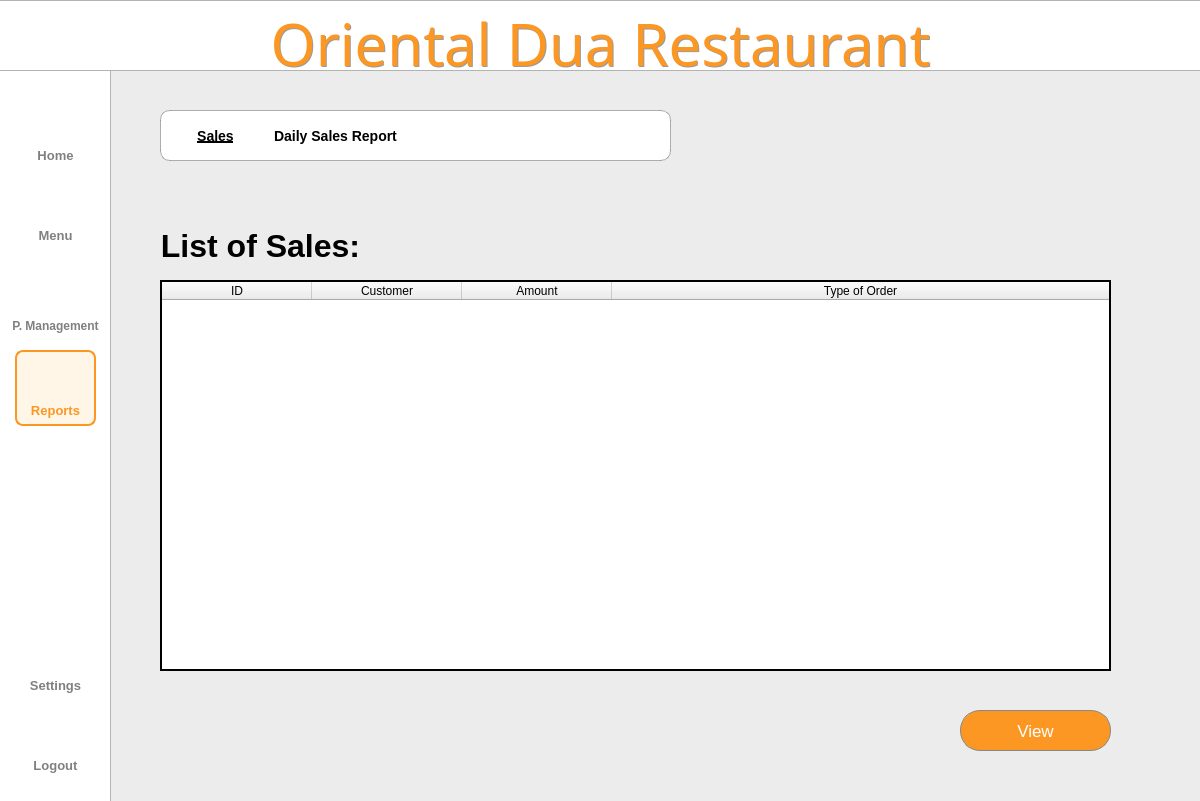
First picture: the form in Project SE/ui/reportscreen.ui, repository Patatims/CCSFEN2_Project, before the edit.
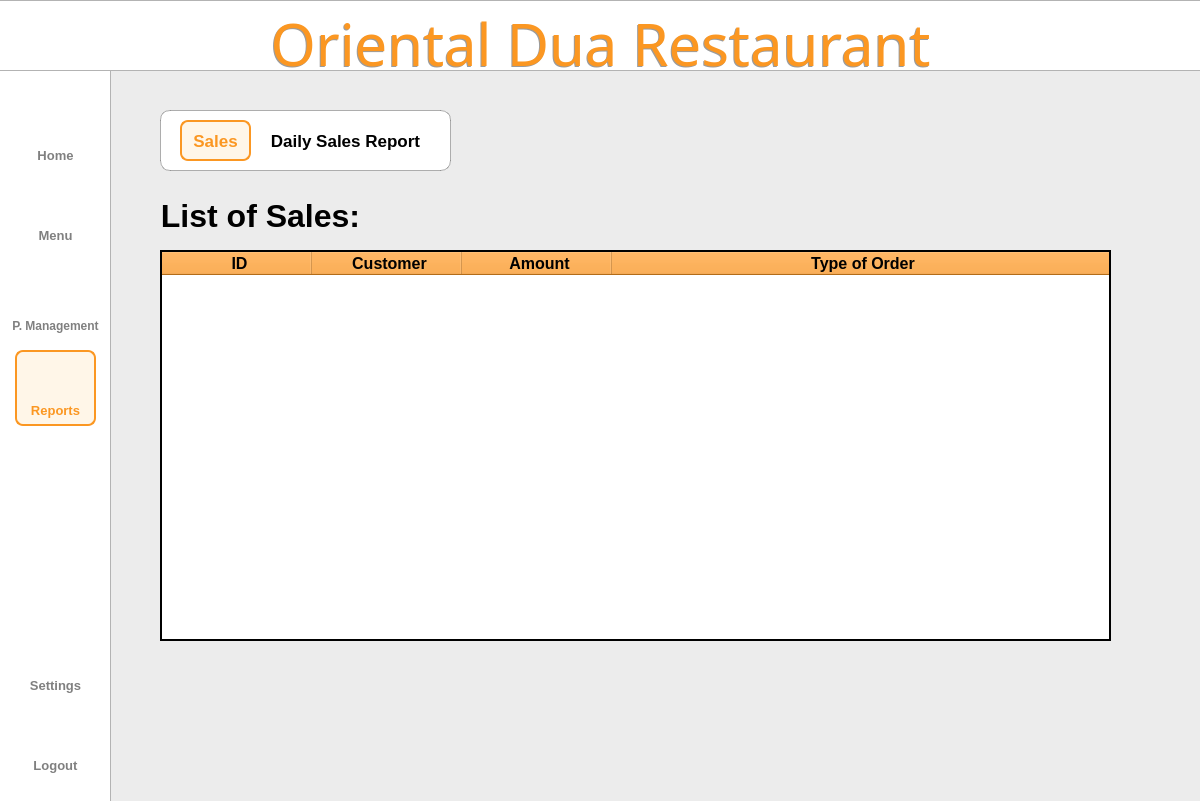
Second picture: the form after the edit. Icons and pictures are not drawn.

Diff of the .ui file:
```diff
--- a/Project SE/ui/reportscreen.ui
+++ b/Project SE/ui/reportscreen.ui
@@ -69,8 +69,8 @@
      <rect>
       <x>160</x>
       <y>110</y>
-      <width>511</width>
-      <height>51</height>
+      <width>291</width>
+      <height>61</height>
      </rect>
     </property>
     <property name="styleSheet">
@@ -537,17 +537,25 @@
       <x>180</x>
       <y>120</y>
       <width>71</width>
-      <height>31</height>
+      <height>41</height>
      </rect>
     </property>
     <property name="styleSheet">
      <string notr="true">QPushButton{
-    color: rgba(0,0,0, 1);
+	color: #FB9722;
+	background-color: rgba(255, 167, 25, 0.1);
+	border: 2px solid #FB9722;
     font-family: 'Roboto';
-    font-size: 14px;
+    font-size: 17px;
     font-weight: 500;
-	border:none;
-	text-decoration:underline;
+	border-radius:8px;
+}
+
+QPushButton:hover{
+color: #FB9722;
+border: 2px solid #FB9722;
+border-radius: 8px;
+background-color: rgba(255, 167, 25, 0.1);
 }
 </string>
     </property>
@@ -558,20 +566,28 @@
    <widget class="QPushButton" name="DSRbtn">
     <property name="geometry">
      <rect>
-      <x>260</x>
+      <x>270</x>
       <y>120</y>
       <width>151</width>
-      <height>31</height>
+      <height>41</height>
      </rect>
     </property>
     <property name="styleSheet">
      <string notr="true">QPushButton{
-    color: rgba(0,0,0, 1);
+    color: #000000;;
     font-family: 'Roboto';
-    font-size: 14px;
+    font-size: 17px;
     font-weight: 500;
 	border:none;
 }
+
+QPushButton:hover{
+color: #FB9722;
+background-color: #FB9722;
+border: 2px solid #FB9722;
+border-radius: 8px;
+background-color: rgba(255, 167, 25, 0.1);
+}
 </string>
     </property>
     <property name="text">
@@ -582,7 +598,7 @@
     <property name="geometry">
      <rect>
       <x>160</x>
-      <y>220</y>
+      <y>190</y>
       <width>201</width>
       <height>51</height>
      </rect>
@@ -606,11 +622,25 @@
     <property name="geometry">
      <rect>
       <x>160</x>
-      <y>280</y>
+      <y>250</y>
       <width>951</width>
       <height>391</height>
      </rect>
     </property>
+    <property name="styleSheet">
+     <string notr="true">::item:hover {
+    background-color: #FB9722; 
+}
+QTableWidget#tableWidget QHeaderView::section {
+	font-family: 'Inter';
+	font-size: 16px;
+	font-weight: bold;
+	background-color: #FB9722; 
+	color: black; 
+	padding-left: 5px;
+}       
+</string>
+    </property>
     <property name="frameShape">
      <enum>QFrame::WinPanel</enum>
     </property>
@@ -665,37 +695,6 @@
      </property>
     </column>
    </widget>
-   <widget class="QPushButton" name="viewbtn">
-    <property name="geometry">
-     <rect>
-      <x>960</x>
-      <y>710</y>
-      <width>151</width>
-      <height>41</height>
-     </rect>
-    </property>
-    <property name="styleSheet">
-     <string notr="true">QPushButton{
-	color: #FFFFFF;
-    background-color: #FB9722;
-    border: 1px solid #888888;
-    border-radius: 20px;
-	font-family: 'Inter';
-    font-size: 17px;
-    font-weight: 400;
-}
-QPushButton:hover {
-	background-color: rgb(255, 167, 25);
-}
-
-QPushButton:pressed {
- 	background-color: #FB9722;
-}</string>
-    </property>
-    <property name="text">
-     <string>View</string>
-    </property>
-   </widget>
    <widget class="QLabel" name="label_2">
     <property name="geometry">
      <rect>
@@ -719,7 +718,7 @@
    <widget class="QLabel" name="title_3">
     <property name="geometry">
      <rect>
-      <x>1</x>
+      <x>-1</x>
       <y>11</y>
       <width>1201</width>
       <height>71</height>
@@ -746,6 +745,25 @@
      <bool>true</bool>
     </property>
    </widget>
+   <widget class="QLabel" name="whitebgshadow">
+    <property name="geometry">
+     <rect>
+      <x>161</x>
+      <y>111</y>
+      <width>291</width>
+      <height>61</height>
+     </rect>
+    </property>
+    <property name="styleSheet">
+     <string notr="true">background-color: rgba(0, 0, 0, .3);
+
+border-radius: 10px;  </string>
+    </property>
+    <property name="text">
+     <string/>
+    </property>
+   </widget>
+   <zorder>whitebgshadow</zorder>
    <zorder>sidebar</zorder>
    <zorder>titlebar</zorder>
    <zorder>whitebg</zorder>
```
Left out of the diff: 1 changed line with no effect on the pictures.
